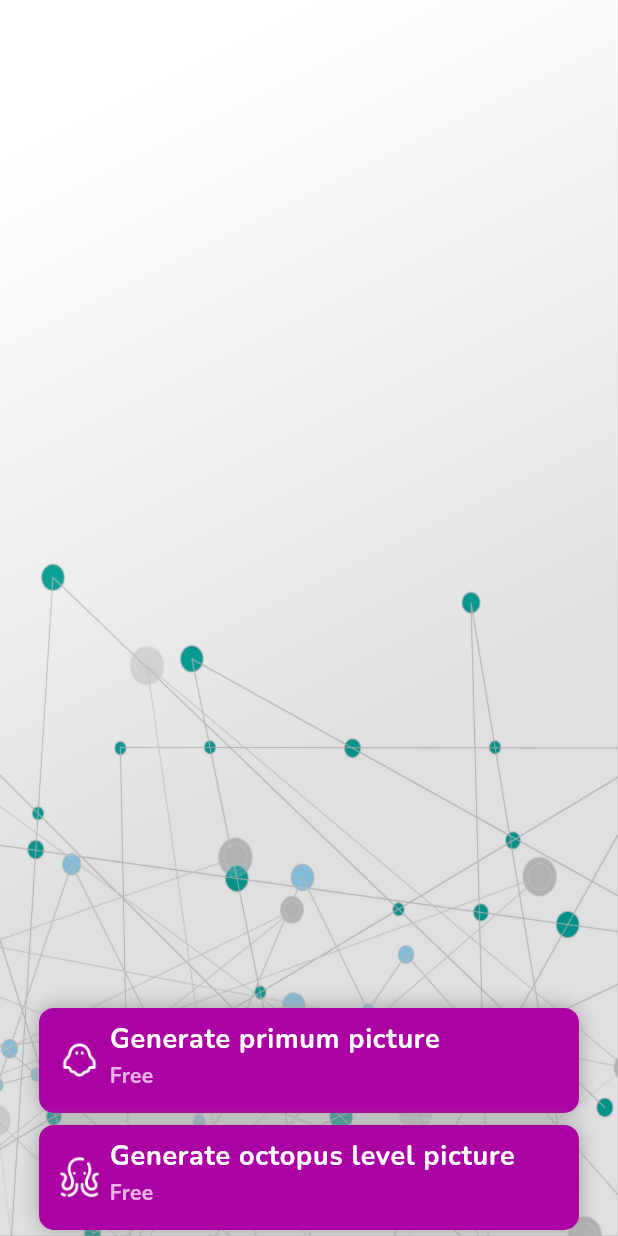
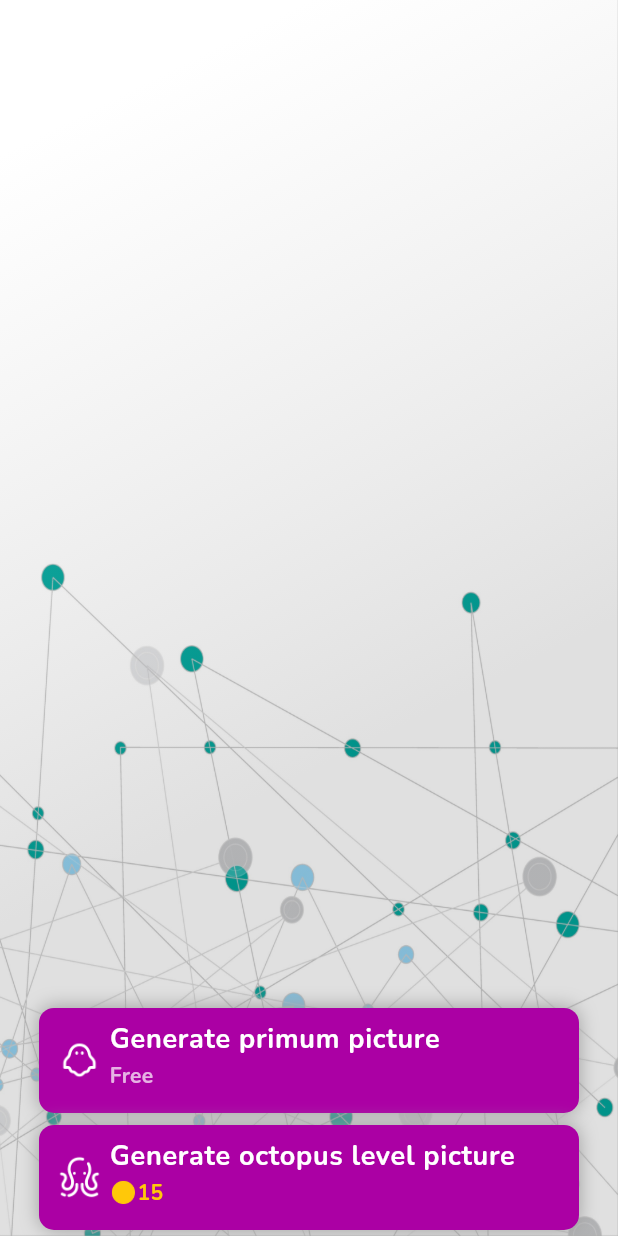
Before and after one commit to Rasol1/bottom, a Flutter app: the screen it shows after launch, on a phone screen of 412 x 824 dp. Run offline on Flutter 3.47's test engine with Material 2 defaults, Android fonts, the phone set to English and light mode, and no system bars; our stand-ins replace flutter_spinkit, google_fonts.

Commit message:
add Primum button and coin image

```diff
--- a/bottom/lib/bottom.dart
+++ b/bottom/lib/defaultbottom.dart
@@ -2,12 +2,15 @@ import 'package:flutter/material.dart';
 import 'package:flutter_spinkit/flutter_spinkit.dart';
 
 // ignore: must_be_immutable
+
+// _______________     start default bottom      __________________
 class DefaultBottom extends StatefulWidget {
   final String pathIcon;
   final String mainText;
   final String secondText;
   final Color backgroundColor;
   final Color onBackgroundColor;
+  final Color secondTextColor;
 
   DefaultBottom({
     super.key,
@@ -16,54 +19,65 @@ class DefaultBottom extends StatefulWidget {
     required this.secondText,
     required this.backgroundColor,
     required this.onBackgroundColor,
+    required this.secondTextColor,
   });
 
   @override
   State<DefaultBottom> createState() => _DefaultBottomState();
 }
 
+
 class _DefaultBottomState extends State<DefaultBottom> {
-
   static const spinkit = SpinKitRing(
     color: Colors.white,
     lineWidth: 2,
     size: 35.0,
   );
   bool isLoading = false;
+  bool isButtonCliked = false;
 
-  void handleButtonClick() {
+  handleButtonClick() {    // function for loding in bottom
+
+    if (isButtonCliked) {
+      return ScaffoldMessenger.of(context).showSnackBar(
+        SnackBar(
+          content: Text('The button has already been clicked')));
+    }else{
     setState(() {
       isLoading = true;
+      isButtonCliked = true;
     });
 
-    Future.delayed(Duration(seconds: 2), () {
+    Future.delayed(Duration(seconds: 1), () {
+      //function for time loding and stop it
       setState(() {
         isLoading = false;
       });
-    });
+    });}
   }
 
   @override
   Widget build(BuildContext context) {
-    final mediaQuery = MediaQuery.of(context);
+    final mediaQuery = MediaQuery.of(context); // to be rsponsive
     final screenWidth = mediaQuery.size.width;
     final screenHeight = mediaQuery.size.height;
-    final myTextTheme = Theme.of(context);
-    return bottom(myTextTheme, screenHeight);
+    final myThemeData = Theme.of(context);
+    return bottom(myThemeData, screenHeight);
   }
 
   InkWell bottom(ThemeData myTextTheme, double screenHeight) {
     return InkWell(
       onTap: isLoading ? null : handleButtonClick,
-      child: bottomBody(myTextTheme,screenHeight),
+      child: bottomBody(myTextTheme, screenHeight), // get the style/body
     );
   }
 
-  Container bottomBody(ThemeData myTextTheme,double screenHeight) {
+// _____________      start body/style bottom     ______________
+  Container bottomBody(ThemeData myTextTheme, double screenHeight) {
     return Container(
-      padding: EdgeInsets.fromLTRB(12,8,12,8),
-      margin: EdgeInsets.fromLTRB(26 , 4,26, 4),
-      height: screenHeight*0.085,
+      padding: EdgeInsets.fromLTRB(12, 8, 12, 8),
+      margin: EdgeInsets.fromLTRB(26, 4, 26, 4),
+      height: screenHeight * 0.085,
       width: double.infinity,
       decoration: BoxDecoration(
           borderRadius: BorderRadius.circular(10),
@@ -71,14 +85,15 @@ class _DefaultBottomState extends State<DefaultBottom> {
           boxShadow: [
             BoxShadow(color: Colors.grey, blurRadius: 10, offset: Offset.zero)
           ]),
-      child: bottomChild(myTextTheme),
+      child: bottomChild(myTextTheme), //get the children
     );
   }
+// _____________      end body/style bottom     ______________
 
+// _____________      child bottom     ______________
   bottomChild(ThemeData myTextTheme) {
-
     if (isLoading)
-          return  spinkit;
+      return spinkit;
     else {
       return Row(
         children: [
@@ -92,8 +107,6 @@ class _DefaultBottomState extends State<DefaultBottom> {
           SizedBox(
             width: 5,
           ),
-
-
           Column(
             crossAxisAlignment: CrossAxisAlignment.start,
             children: [
@@ -102,7 +115,11 @@ class _DefaultBottomState extends State<DefaultBottom> {
                 style: myTextTheme.textTheme.bodyLarge!
                     .apply(color: widget.onBackgroundColor),
               ),
-              Text(widget.secondText),
+              Text(
+                widget.secondText,
+                style: myTextTheme.textTheme.bodyMedium!
+                    .copyWith(color: widget.secondTextColor),
+              ),
             ],
           )
         ],
@@ -110,3 +127,5 @@ class _DefaultBottomState extends State<DefaultBottom> {
     }
   }
 }
+
+// ____________     end default bottom      ______________
--- a/bottom/lib/main.dart
+++ b/bottom/lib/main.dart
@@ -46,6 +46,7 @@ class MyApp extends StatelessWidget {
         colorScheme: ColorScheme.light(
           primary: Color(0xffAB00A4),
           onPrimary: Colors.white,
+          onSecondary: secondaryTextColor,
         ),
         useMaterial3: true,
       ),
--- a/bottom/lib/page1.dart
+++ b/bottom/lib/page1.dart
@@ -1,4 +1,5 @@
-import 'package:bottom/bottom.dart';
+import 'package:bottom/defaultbottom.dart';
+import 'package:bottom/primumBottom.dart';
 import 'package:flutter/material.dart';
 
 class Page1 extends StatefulWidget {
@@ -9,14 +10,19 @@ class Page1 extends StatefulWidget {
 }
 
 class _Page1State extends State<Page1> {
-  bool isLoading = false;
   @override
   Widget build(BuildContext context) {
     final ThemeData myThemeDate = Theme.of(context);
     return Scaffold(
-      body: SafeArea(
-          child: Stack(
+      body: SafeArea(child: pagebody(myThemeDate)),
+    );
+  }
+
+  Stack pagebody(ThemeData myThemeDate) {
+    return Stack(
       children: [
+        //_____________     backgroung Image     _____________
+
         Container(
           height: double.infinity,
           child: Image.asset(
@@ -24,6 +30,9 @@ class _Page1State extends State<Page1> {
             fit: BoxFit.fill,
           ),
         ),
+
+        //____________      background gradient       ______________
+
         Container(
           decoration: BoxDecoration(
             gradient: LinearGradient(
@@ -35,30 +44,31 @@ class _Page1State extends State<Page1> {
             ),
           ),
         ),
-          Padding(
-            padding: const EdgeInsets.all(0.0),
-            child: Column(
+
+        // _______________    bottom    ___________________
+        Column(
           mainAxisAlignment: MainAxisAlignment.end,
           crossAxisAlignment: CrossAxisAlignment.center,
           children: [
             DefaultBottom(
+              secondTextColor: myThemeDate.colorScheme.onSecondary,
               onBackgroundColor: myThemeDate.colorScheme.onPrimary,
               backgroundColor: myThemeDate.colorScheme.primary,
               pathIcon: 'assets/icons/ghost.png',
               mainText: "Generate primum picture",
-                    secondText: 'Free'),
-                DefaultBottom(
+              secondText: 'Free',
+            ),
+            PrimumBottom(
               onBackgroundColor: myThemeDate.colorScheme.onPrimary,
               backgroundColor: myThemeDate.colorScheme.primary,
               pathIcon: 'assets/icons/octopus.png',
               mainText: "Generate octopus level picture",
-                  secondText: 'Free',
+              coinNumber: 15,
+              coinColor: Color(0xffFFC809),
             ),
           ],
-            ),
         )
       ],
-      )),
     );
   }
 }
--- /dev/null
+++ b/bottom/lib/primumBottom.dart
@@ -0,0 +1,147 @@
+import 'package:flutter/material.dart';
+import 'package:flutter_spinkit/flutter_spinkit.dart';
+// ____________     start primum bottom     ______________
+
+class PrimumBottom extends StatefulWidget {
+  final String pathIcon;
+  final String mainText;
+  final int coinNumber;
+  final Color backgroundColor;
+  final Color onBackgroundColor;
+  final Color coinColor;
+
+  PrimumBottom({
+    super.key,
+    required this.pathIcon,
+    required this.mainText,
+    required this.coinNumber,
+    required this.backgroundColor,
+    required this.onBackgroundColor,
+    required this.coinColor,
+  });
+
+  @override
+  State<PrimumBottom> createState() => _PrimumBottomState();
+}
+
+class _PrimumBottomState extends State<PrimumBottom> {
+  static const spinkit = SpinKitRing(
+    color: Colors.white,
+    lineWidth: 2,
+    size: 35.0,
+  );
+  bool isLoading = false;
+  bool isClickBottom = false;
+// fonction for loding bottom
+
+  handleButtonClick() {
+    // check the button not clickable
+    if (isClickBottom) {
+      return ScaffoldMessenger.of(context).showSnackBar(
+        SnackBar(
+          content: Text('The button has already been clicked'),
+        ),
+      );
+      ;
+    } else {
+      setState(() {
+        isLoading = true;
+        isClickBottom = true;
+      });
+//  for time loding
+      Future.delayed(Duration(seconds: 2), () {
+        setState(() {
+          isLoading = false;
+        });
+      });
+    }
+  }
+
+  @override
+  Widget build(BuildContext context) {
+    final mediaQuery = MediaQuery.of(context); // to be rsponsive
+    final screenWidth = mediaQuery.size.width;
+    final screenHeight = mediaQuery.size.height;
+    final myTextTheme = Theme.of(context);
+    return bottom(myTextTheme, screenHeight, screenWidth);
+  }
+
+  InkWell bottom(
+      ThemeData myTextTheme, double screenHeight, double screenWidth) {
+    return InkWell(
+      onTap: isLoading ? null : handleButtonClick,
+      child: bottomBody(
+          myTextTheme, screenHeight, screenWidth), // get the bottom style/body
+    );
+  }
+
+// ___________      start bottom body/style     _____________
+  Container bottomBody(
+      ThemeData myTextTheme, double screenHeight, double screenWidth) {
+    return Container(
+      padding: EdgeInsets.fromLTRB(12, 8, 12, 8),
+      margin: EdgeInsets.fromLTRB(26, 4, 26, 4),
+      height: screenHeight * 0.085,
+      width: double.infinity,
+      decoration: BoxDecoration(
+          borderRadius: BorderRadius.circular(10),
+          color: widget.backgroundColor,
+          boxShadow: [
+            BoxShadow(color: Colors.grey, blurRadius: 10, offset: Offset.zero)
+          ]),
+      child: bottomChild(
+          myTextTheme, screenWidth), //  get the children(Text,coinNumber)
+    );
+  }
+// ___________      end bottom body/style     _____________
+
+//___________      bottom children      _____________
+  bottomChild(ThemeData myThemeData, double screenWidth) {
+    if (isLoading)
+      return spinkit;
+    else {
+      return Row(
+        children: [
+          ClipRRect(
+            child: Image.asset(
+              widget.pathIcon,
+              width: 30,
+              color: widget.onBackgroundColor,
+            ),
+          ),
+          SizedBox(
+            width: 5,
+          ),
+          Column(
+            crossAxisAlignment: CrossAxisAlignment.start,
+            children: [
+              Text(
+                widget.mainText,
+                style: myThemeData.textTheme.bodyLarge!
+                    .apply(color: widget.onBackgroundColor),
+              ),
+              Row(
+                children: [
+                  Container(
+                    child: Image.asset(
+                      'assets/icons/coin.png',
+                      color: widget.coinColor,
+                      width: screenWidth * 0.045,
+                    ),
+                  ),
+                  Text(
+                    widget.coinNumber.toString(),
+                    style: myThemeData.textTheme.bodyMedium!
+                        .copyWith(color: widget.coinColor),
+                  ),
+                ],
+              ),
+            ],
+          )
+        ],
+      );
+    }
+  }
+}
+
+// ________________     end primum bottom     ___________________
```
Lines whose indentation alone changed are shown as unchanged.
